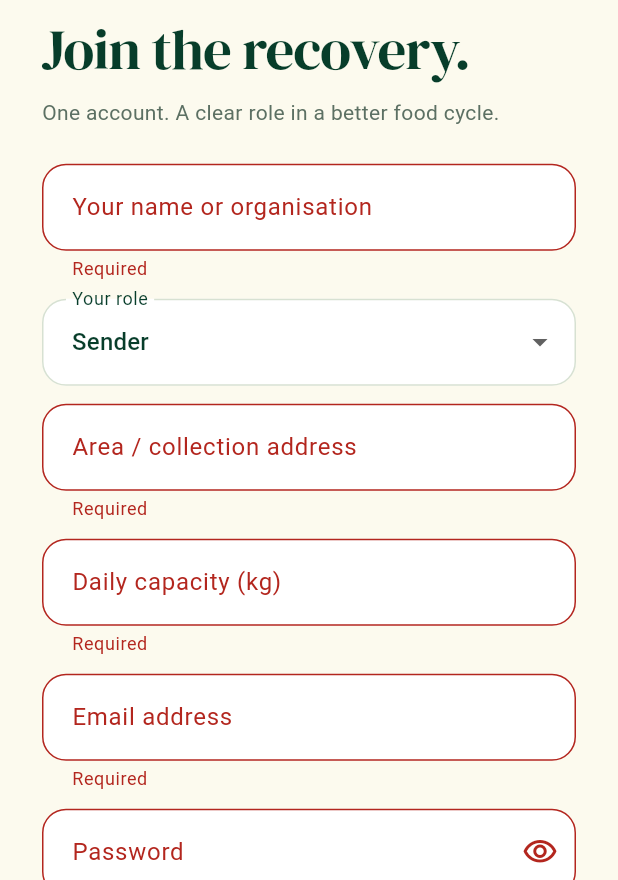
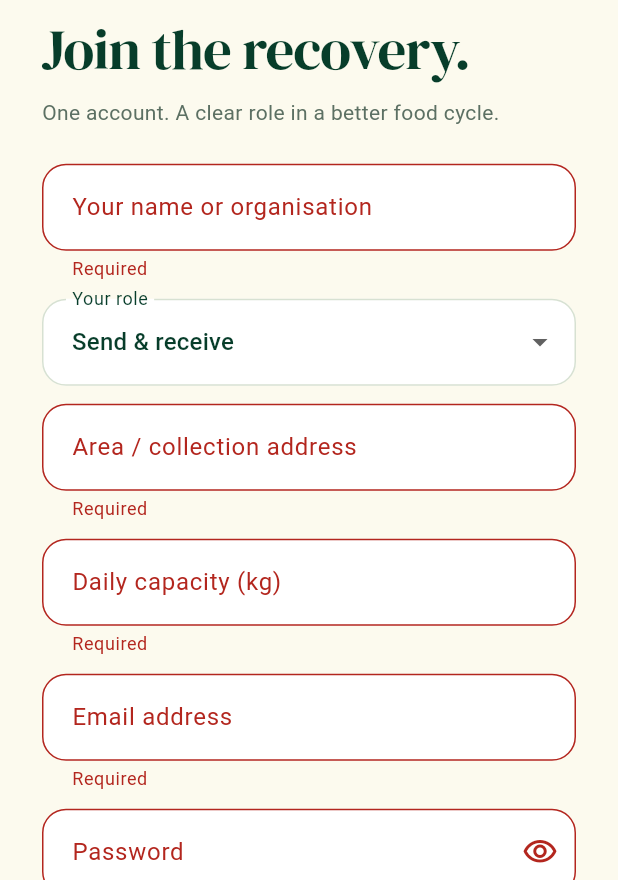
Before and after one commit to Multilord/CIC2026_ResQ, a Flutter app: the screen it shows after launch, after a tap on "Sign in", after a tap on "New here? Create an account", after a tap on "Create account", on a phone screen of 412 x 824 dp, the part 356-1236 px from its top. Run offline on Flutter 3.47's test engine with Material 3 defaults, Android fonts, the phone set to English and light mode, and no system bars; our stand-ins replace shared_preferences.

Commit message:
Unify sending and receiving with per-login account modes

```diff
--- a/resq_haul_mobile/lib/ui/workspace.dart
+++ b/resq_haul_mobile/lib/ui/workspace.dart
@@ -5,6 +5,7 @@ import 'design.dart';
 const roleNames = {
   'sender': 'Sender',
   'recipient': 'Recipient',
+  'member': 'Send & receive',
   'driver': 'Driver / Hauler',
   'recovery': 'Recovery Facility',
   'admin': 'Admin',
@@ -75,6 +76,96 @@ class _WorkspaceState extends State<Workspace> {
     listenable: api,
     builder: (context, _) {
       if (api.state == null) return SignIn(service: api);
+      if (api.role == 'member') {
+        return Scaffold(
+          body: SafeArea(
+            child: Center(
+              child: ConstrainedBox(
+                constraints: const BoxConstraints(maxWidth: 480),
+                child: SingleChildScrollView(
+                  padding: const EdgeInsets.all(28),
+                  child: Column(
+                    crossAxisAlignment: CrossAxisAlignment.start,
+                    children: [
+                      const DashboardLogo(width: 72),
+                      gap(20),
+                      const BrandWordmark(size: 30),
+                      gap(28),
+                      const Editorial('What brings you here?', size: 34),
+                      gap(12),
+                      Text(
+                        'Welcome, ${api.user['name']}. Choose how you want to use your account for this login.',
+                        style: const TextStyle(
+                          color: Palette.muted,
+                          height: 1.5,
+                        ),
+                      ),
+                      gap(24),
+                      if (busy) const LinearProgressIndicator(),
+                      Surface(
+                        onTap: busy
+                            ? null
+                            : () => run(() async {
+                                await api.selectMode('sender');
+                                if (mounted) setState(() => tab = 0);
+                              }),
+                        child: const ListTile(
+                          contentPadding: EdgeInsets.zero,
+                          leading: Icon(
+                            Icons.outbox_outlined,
+                            color: Palette.accent,
+                          ),
+                          title: Text(
+                            'Send food',
+                            style: TextStyle(fontWeight: FontWeight.w700),
+                          ),
+                          subtitle: Text(
+                            'List surplus and manage your collections.',
+                          ),
+                          trailing: Icon(Icons.arrow_forward),
+                        ),
+                      ),
+                      gap(14),
+                      Surface(
+                        onTap: busy
+                            ? null
+                            : () => run(() async {
+                                await api.selectMode('recipient');
+                                if (mounted) setState(() => tab = 0);
+                              }),
+                        child: const ListTile(
+                          contentPadding: EdgeInsets.zero,
+                          leading: Icon(
+                            Icons.move_to_inbox_outlined,
+                            color: Palette.accent,
+                          ),
+                          title: Text(
+                            'Receive food',
+                            style: TextStyle(fontWeight: FontWeight.w700),
+                          ),
+                          subtitle: Text(
+                            'Find food, accept deliveries and inspect arrivals.',
+                          ),
+                          trailing: Icon(Icons.arrow_forward),
+                        ),
+                      ),
+                      gap(20),
+                      const Text(
+                        'You can choose a different mode the next time you sign in.',
+                        style: TextStyle(color: Palette.muted, height: 1.5),
+                      ),
+                      TextButton(
+                        onPressed: busy ? null : () => run(api.logout),
+                        child: const Text('Sign out'),
+                      ),
+                    ],
+                  ),
+                ),
+              ),
+            ),
+          ),
+        );
+      }
       final wide = MediaQuery.sizeOf(context).width >= 900;
       final destinations = [
         admin ? 'Network' : 'Workspace',
@@ -862,7 +953,10 @@ class _WorkspaceState extends State<Workspace> {
                                   : (api.state!['users'] as List)
                                         .where(
                                           (u) =>
-                                              u['role'] == 'recipient' &&
+                                              [
+                                                'recipient',
+                                                'member',
+                                              ].contains(u['role']) &&
                                               u['approved'] == 1,
                                         )
                                         .map(
@@ -1373,7 +1467,7 @@ class _SignInState extends State<SignIn> {
   final form = GlobalKey<FormState>();
   final values = <String, String>{};
   bool registering = false, busy = false, revealPassword = false;
-  String role = 'sender';
+  String role = 'member';
   String? message;
   @override
   Widget build(BuildContext context) => Scaffold(
@@ -1413,7 +1507,13 @@ class _SignInState extends State<SignIn> {
                       isExpanded: true,
                       decoration: const InputDecoration(labelText: 'Your role'),
                       items: roleNames.entries
-                          .where((e) => e.key != 'admin')
+                          .where(
+                            (e) => ![
+                              'admin',
+                              'sender',
+                              'recipient',
+                            ].contains(e.key),
+                          )
                           .map(
                             (e) => DropdownMenuItem(
                               value: e.key,
@@ -1464,7 +1564,7 @@ class _SignInState extends State<SignIn> {
                   ),
                   if (registering)
                     const Text(
-                      'Recipient, driver and facility accounts require admin verification.',
+                      'Accounts require admin verification. Send & receive accounts choose a mode after each login.',
                       style: TextStyle(color: Palette.muted, fontSize: 12),
                     ),
                 ],
```
Also changed, not shown: resq_haul_mobile/lib/data/network_service.dart (+7 -0 lines), 4 other files.
